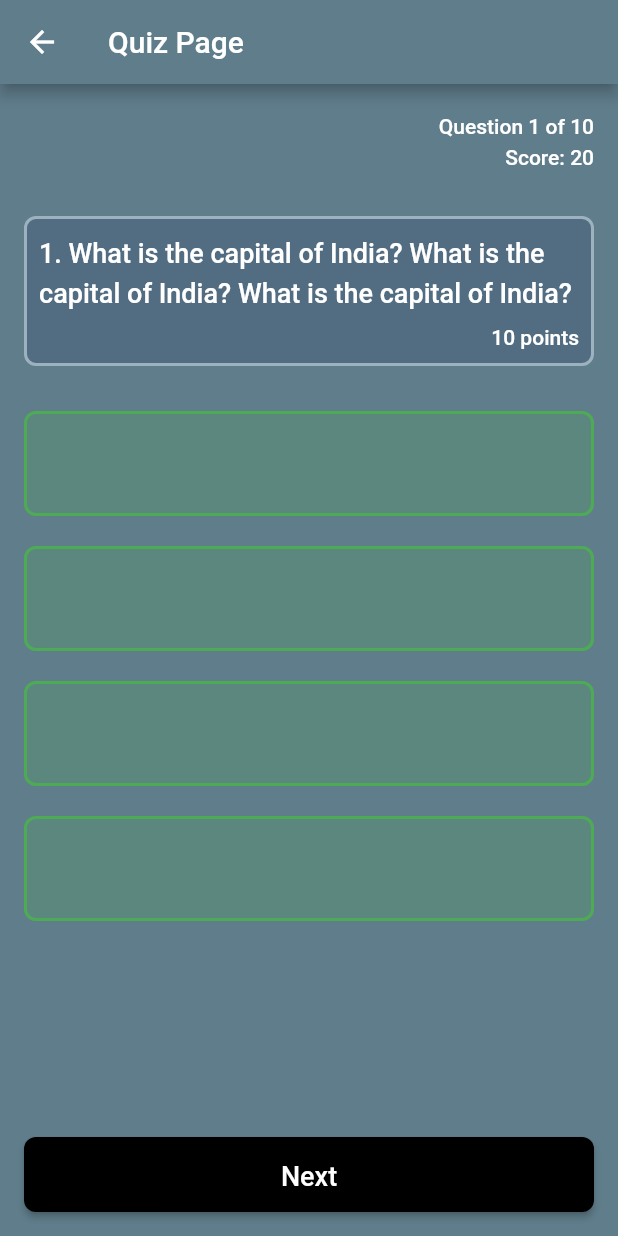
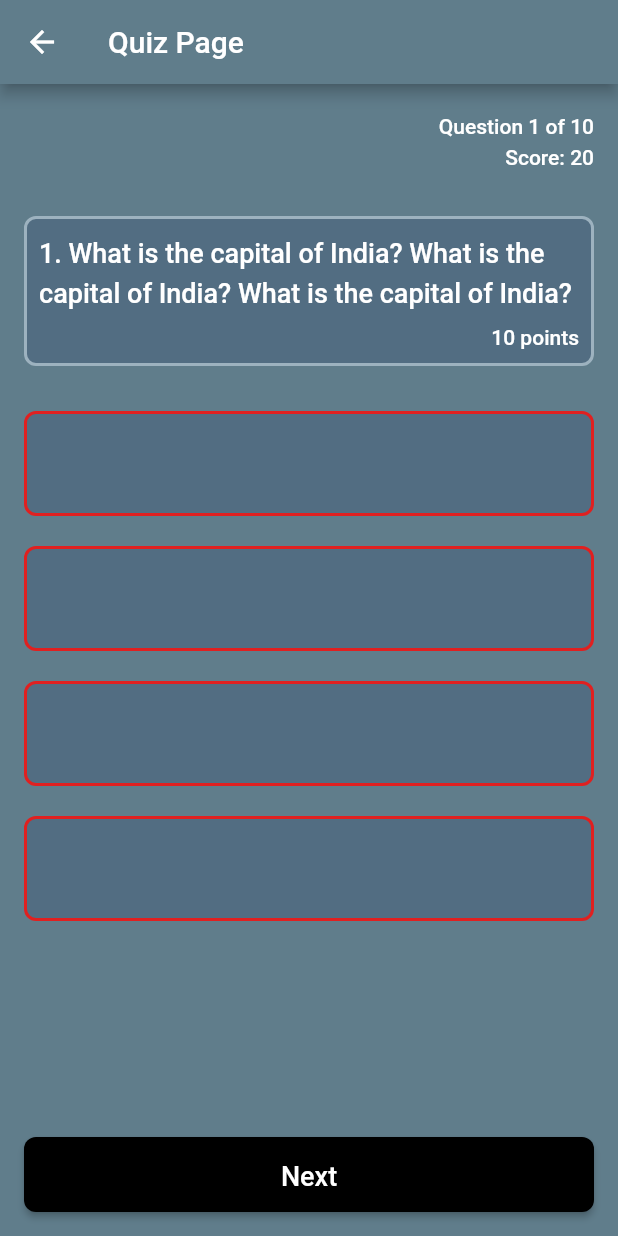
Before and after one commit to Navid-Rahman/gbl_rc_task_quiz, a Flutter app: the QuizPage screen opened by its route, on a phone screen of 412 x 824 dp. Run offline on Flutter 3.47's test engine with Material 2 defaults, Android fonts, the phone set to English and light mode, and no system bars; our stand-ins replace bloc, equatable.

Commit message:
Layout updated

```diff
--- a/lib/presentation/answer_card.dart
+++ b/lib/presentation/answer_card.dart
@@ -21,26 +21,84 @@ class AnswerCard extends StatelessWidget {
     bool isWrongAnswer = selectedAnswerIndex != null && !isCorrectAnswer;
     return Padding(
       padding: const EdgeInsets.symmetric(vertical: 10.0),
-      child: Container(
+      child: selectedAnswerIndex != null
+          // if one option is chosen
+          ? Container(
               height: 70,
-        padding: const EdgeInsets.all(16.0),
+              padding: const EdgeInsets.all(8),
               decoration: BoxDecoration(
-          color: isCorrectAnswer
-              ? Colors.green.withOpacity(0.2)
-              : isWrongAnswer
-                  ? Colors.red.withOpacity(0.2)
-                  : kCardColor,
+                color: kCardColor,
                 borderRadius: BorderRadius.circular(8),
                 border: Border.all(
                   color: isCorrectAnswer
-                ? Colors.green.withOpacity(0.9)
+                      ? const Color(0xFF00A74A)
                       : isWrongAnswer
-                    ? Colors.red.withOpacity(0.9)
-                    : kCardBorderColor,
+                          ? const Color(0xFFE02020)
+                          : const Color(0xFFC1D2E9),
                   width: 2,
+                ),
+              ),
+            )
+          // if no option is chosen
+          : Container(
+              height: 70,
+              padding: const EdgeInsets.all(8),
+              decoration: BoxDecoration(
+                color: kCardColor,
+                borderRadius: BorderRadius.circular(8),
+                border: Border.all(
+                  color: kCardBorderColor,
+                  width: 2,
+                ),
+              ),
+              child: Padding(
+                padding: const EdgeInsets.all(8.0),
+                child: Row(
+                  children: [
+                    Expanded(
+                      child: Text(
+                        question,
+                        style: const TextStyle(
+                          fontSize: 16,
+                          fontWeight: FontWeight.w500,
+                          color: Colors.black,
+                        ),
+                      ),
+                    ),
+                    const SizedBox(
+                      width: 10,
+                    ),
+                    isCorrectAnswer
+                        ? buildCorrectIcon()
+                        : isWrongAnswer
+                            ? buildWrongIcon()
+                            : const SizedBox.shrink(),
+                  ],
                 ),
               ),
             ),
     );
   }
 }
+
+Widget buildCorrectIcon() {
+  return const CircleAvatar(
+    radius: 15,
+    backgroundColor: Color(0xFF00A74A),
+    child: Icon(
+      Icons.check,
+      color: Colors.white,
+    ),
+  );
+}
+
+Widget buildWrongIcon() {
+  return const CircleAvatar(
+    radius: 15,
+    backgroundColor: Color(0xFFE02020),
+    child: Icon(
+      Icons.close,
+      color: Colors.white,
+    ),
+  );
+}
--- a/lib/presentation/quiz_page.dart
+++ b/lib/presentation/quiz_page.dart
@@ -15,6 +15,10 @@ class QuizPage extends StatefulWidget {
 
 class _QuizPageState extends State<QuizPage> {
   int selectedOption = -1;
+
+  int selectedQuestionIndex = 0;
+  int questionIndex = 0;
+  int score = 0;
 
   @override
   Widget build(BuildContext context) {
@@ -75,7 +79,7 @@ class _QuizPageState extends State<QuizPage> {
                               currentIndex: index,
                               question: 'question',
                               isSelected: false,
-                              selectedAnswerIndex: 0,
+                              selectedAnswerIndex: 1,
                               correctAnswerIndex: 0,
                             ),
                           );
```
Lines whose indentation alone changed are shown as unchanged.
